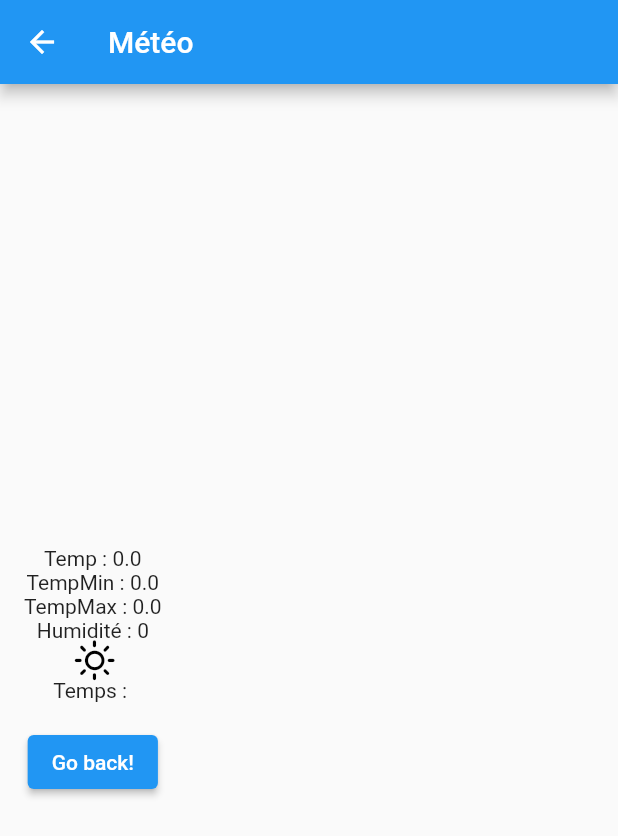
After one commit to MaxBoocha/Mighty-Meteo-App, a Flutter app: the screen it shows after launch, after a tap on "Meteo Page", on a phone screen of 412 x 824 dp. The commit adds this screen. Shown: the top 836 px of the screen. Run offline on Flutter 3.47's test engine with Material 2 defaults, Android fonts, the phone set to English and light mode, and no system bars; our stand-ins replace geolocator, get; network calls fail.

Commit message:
meteo jour même
reste à faire barre de choix de la ville, localisation gps, prévisions sur 3j à faire

```diff
--- /dev/null
+++ b/lib/controller/testmet.dart
@@ -0,0 +1,113 @@
+import 'package:flutter/cupertino.dart';
+import 'package:get/get.dart';
+import 'package:http/http.dart' as http;
+import 'dart:convert';
+import 'package:mightymeteomap/utils/weather_icon_mapper.dart';
+
+class TestController extends GetxController {
+  final RxDouble _temp = 0.0.obs;
+  final RxDouble _tempMin = 0.0.obs;
+  final RxDouble _tempMax = 0.0.obs;
+  final RxInt _humi = 0.obs;
+  final RxString _icon = "".obs;
+  final RxString _weather = "".obs;
+  final String _apiUrl = "http://api.openweathermap.org";
+  final String _apiKey = "04861993e066f5b8aaffe6988957c264";
+
+  @override
+  void onInit() {
+    getWeatherDataFromCity("Marseille");
+    super.onInit();
+  }
+
+  changeTemp(value) => _temp.value = value - 273.15;
+  changeTempMin(value) => _tempMin.value = value - 273.15;
+  changeTempMax(value) => _tempMax.value = value - 273.15;
+  changeHumi(value) => _humi.value = value;
+  changeIcon(value) => _icon.value = value;
+  changeWeather(value) => _weather.value = value;
+  getTemp() => _temp.value;
+  getTempMin() => _tempMin.value;
+  getTempMax() => _tempMax.value;
+  getHumi() => _humi.value;
+  getIcon() => _icon.value;
+  getWeather() => _weather.value;
+
+  void getWeatherDataFromCity(String cityName) async {
+    final url = '$_apiUrl/data/2.5/weather?q=$cityName&appid=$_apiKey';
+    final http.Response response = await http.get(Uri.parse(url));
+    if (response.statusCode == 200) {
+      Map<String, dynamic> res = jsonDecode(response.body);
+      changeTemp(res['main']['temp']);
+      changeTempMin(res['main']['temp_min']);
+      changeTempMax(res['main']['temp_max']);
+      changeHumi(res['main']['humidity']);
+      changeIcon(res['weather'][0]['icon']);
+      changeWeather(res['weather'][0]['main']);
+    } else {
+      print('An error occured ${response.statusCode}');
+      // error
+    }
+  }
+
+  void getWeatherDataFromLocation(
+      {double latitude = 0.0, double longitude = 0.0}) async {
+    final url =
+        '$_apiUrl/data/2.5/weather?lat=$latitude&lon=$longitude&appid=$_apiKey';
+    print('fetching $url');
+    final http.Response response = await http.get(Uri.parse(url));
+    if (response.statusCode == 200) {
+      Map<String, dynamic> res = jsonDecode(response.body);
+      changeTemp(res['main']['temp']);
+      changeTempMin(res['main']['temp_min']);
+      changeTempMax(res['main']['temp_max']);
+      changeHumi(res['main']['humidity']);
+      changeIcon(res['weather'][0]['icon']);
+      changeWeather(res['weather'][0]['main']);
+    } else {
+      print('An error occured ${response.statusCode}');
+      // error
+    }
+  }
+
+  IconData getIconData() {
+    switch (_icon.value) {
+      case '01d':
+        return WeatherIcons.clearDay;
+      case '01n':
+        return WeatherIcons.clearNight;
+      case '02d':
+        return WeatherIcons.fewCloudsDay;
+      case '02n':
+        return WeatherIcons.fewCloudsDay;
+      case '03d':
+      case '04d':
+        return WeatherIcons.cloudsDay;
+      case '03n':
+      case '04n':
+        return WeatherIcons.clearNight;
+      case '09d':
+        return WeatherIcons.showerRainDay;
+      case '09n':
+        return WeatherIcons.showerRainNight;
+      case '10d':
+        return WeatherIcons.rainDay;
+      case '10n':
+        return WeatherIcons.rainNight;
+      case '11d':
+        return WeatherIcons.thunderStormDay;
+      case '11n':
+        return WeatherIcons.thunderStormNight;
+      case '13d':
+        return WeatherIcons.snowDay;
+      case '13n':
+        return WeatherIcons.snowNight;
+      case '50d':
+        return WeatherIcons.mistDay;
+      case '50n':
+        return WeatherIcons.mistNight;
+      default:
+        return WeatherIcons.clearDay;
+    }
+  }
+}
--- a/lib/main.dart
+++ b/lib/main.dart
@@ -2,6 +2,7 @@ import 'package:flutter/material.dart';
 import 'package:mightymeteomap/screens/wrapper.dart';
 import 'package:get/get.dart';
 import 'package:mightymeteomap/screens/profile/profile.dart';
+import 'package:mightymeteomap/screens/meteo/meteo.dart';
 
 void main() {
   runApp(const MyApp());
@@ -18,6 +19,7 @@ class MyApp extends StatelessWidget {
       home: const Wrapper(),
       getPages: [
         GetPage(name: "/profile", page: () => const Profile()),
+        GetPage(name: "/meteo", page: () => const Meteo()),
       ],
     );
   }
--- a/lib/screens/home/home.dart
+++ b/lib/screens/home/home.dart
@@ -10,13 +10,21 @@ class Home extends StatelessWidget {
       appBar: AppBar(
         title: const Text('Home'),
       ),
-      body: Center(
-        child: ElevatedButton(
-          child: const Text('Profile Page'),
-          onPressed: () {
-            Get.toNamed("/profile");
-          },
-        ),
+      body: Row(
+        children: [
+          ElevatedButton(
+            child: const Text('Profile Page'),
+            onPressed: () {
+              Get.toNamed("/profile");
+            },
+          ),
+          ElevatedButton(
+            child: const Text('Meteo Page'),
+            onPressed: () {
+              Get.toNamed("/meteo");
+            },
+          )
+        ],
       ),
     );
   }
--- /dev/null
+++ b/lib/screens/meteo/meteo.dart
@@ -0,0 +1,29 @@
+import 'package:flutter/material.dart';
+import 'package:get/get.dart';
+import 'package:mightymeteomap/screens/meteo/location.dart';
+import 'package:mightymeteomap/screens/meteo/test.dart';
+
+class Meteo extends StatelessWidget {
+  const Meteo({Key? key}) : super(key: key);
+
+  @override
+  Widget build(BuildContext context) {
+    return Scaffold(
+      appBar: AppBar(
+        title: const Text("Météo"),
+      ),
+      body: Column(
+        mainAxisAlignment: MainAxisAlignment.center,
+        children: <Widget>[
+          Test(),
+          ElevatedButton(
+            onPressed: () {
+              Get.back();
+            },
+            child: const Text('Go back!'),
+          ),
+        ],
+      ),
+    );
+  }
+}
--- /dev/null
+++ b/lib/screens/meteo/test.dart
@@ -0,0 +1,25 @@
+import 'package:get/get.dart';
+import 'package:flutter/material.dart';
+import 'package:mightymeteomap/controller/testmet.dart';
+
+class Test extends StatelessWidget {
+  Test({Key? key}) : super(key: key);
+
+  final TestController c = Get.put(TestController());
+
+  @override
+  Widget build(BuildContext context) {
+    return Padding(
+        padding: const EdgeInsets.all(16.0),
+        child: Column(
+            mainAxisAlignment: MainAxisAlignment.center,
+            children: <Widget>[
+              Obx(() => Text("Temp : ${c.getTemp()}")),
+              Obx(() => Text("TempMin : ${c.getTempMin()}")),
+              Obx(() => Text("TempMax : ${c.getTempMax()}")),
+              Obx(() => Text("Humidité : ${c.getHumi()}")),
+              Obx(() => Icon(c.getIconData(), size: 24.0, color: Colors.black)),
+              Obx(() => Text("Temps : ${c.getWeather()}"))
+            ]));
+  }
+}
--- /dev/null
+++ b/lib/utils/weather_icon_mapper.dart
@@ -0,0 +1,43 @@
+import 'package:flutter/material.dart';
+
+/// Exposes specific weather icons
+/// Has all weather conditions specified by open weather maps API
+/// https://openweathermap.org/weather-conditions
+// hex values and ttf file from https://erikflowers.github.io/weather-icons/
+class WeatherIcons {
+  static const IconData clearDay = IconData(0xf00d, fontFamily: 'WeatherIcons');
+  static const IconData clearNight =
+      IconData(0xf02e, fontFamily: 'WeatherIcons');
+
+  static const IconData fewCloudsDay =
+      IconData(0xf002, fontFamily: 'WeatherIcons');
+  static const IconData fewCloudsNight =
+      IconData(0xf081, fontFamily: 'WeatherIcons');
+
+  static const IconData cloudsDay =
+      IconData(0xf07d, fontFamily: 'WeatherIcons');
+  static const IconData cloudsNight =
+      IconData(0xf080, fontFamily: 'WeatherIcons');
+
+  static const IconData showerRainDay =
+      IconData(0xf009, fontFamily: 'WeatherIcons');
+  static const IconData showerRainNight =
+      IconData(0xf029, fontFamily: 'WeatherIcons');
+
+  static const IconData rainDay = IconData(0xf008, fontFamily: 'WeatherIcons');
+  static const IconData rainNight =
+      IconData(0xf028, fontFamily: 'WeatherIcons');
+
+  static const IconData thunderStormDay =
+      IconData(0xf010, fontFamily: 'WeatherIcons');
+  static const IconData thunderStormNight =
+      IconData(0xf03b, fontFamily: 'WeatherIcons');
+
+  static const IconData snowDay = IconData(0xf00a, fontFamily: 'WeatherIcons');
+  static const IconData snowNight =
+      IconData(0xf02a, fontFamily: 'WeatherIcons');
+
+  static const IconData mistDay = IconData(0xf003, fontFamily: 'WeatherIcons');
+  static const IconData mistNight =
+      IconData(0xf04a, fontFamily: 'WeatherIcons');
+}
--- a/pubspec.yaml
+++ b/pubspec.yaml
@@ -36,6 +36,8 @@ dependencies:
   get: ^4.3.8
   firebase_auth: ^3.1.1
   cloud_firestore: ^2.5.2
+  geolocator: ^7.6.1
+  http: ^0.13.3
 
 dev_dependencies:
   flutter_test:
@@ -82,6 +84,9 @@ flutter:
         - asset: assets/fonts/Roboto-Regular.ttf
         - asset: assets/fonts/Roboto-Italic.ttf
           style: italic
+    - family: WeatherIcons
+      fonts :
+        - asset: assets/images/weathericons-regular.ttf
   #
   # For details regarding fonts from package dependencies,
   # see https://flutter.dev/custom-fonts/#from-packages
```
Also changed, not shown: lib/controller/adresse.dart (added, +58 -0 lines), lib/screens/meteo/location.dart (added, +16 -0 lines), assets/images/weathericons-regular.ttf (added), pubspec.lock, 1 other file.
